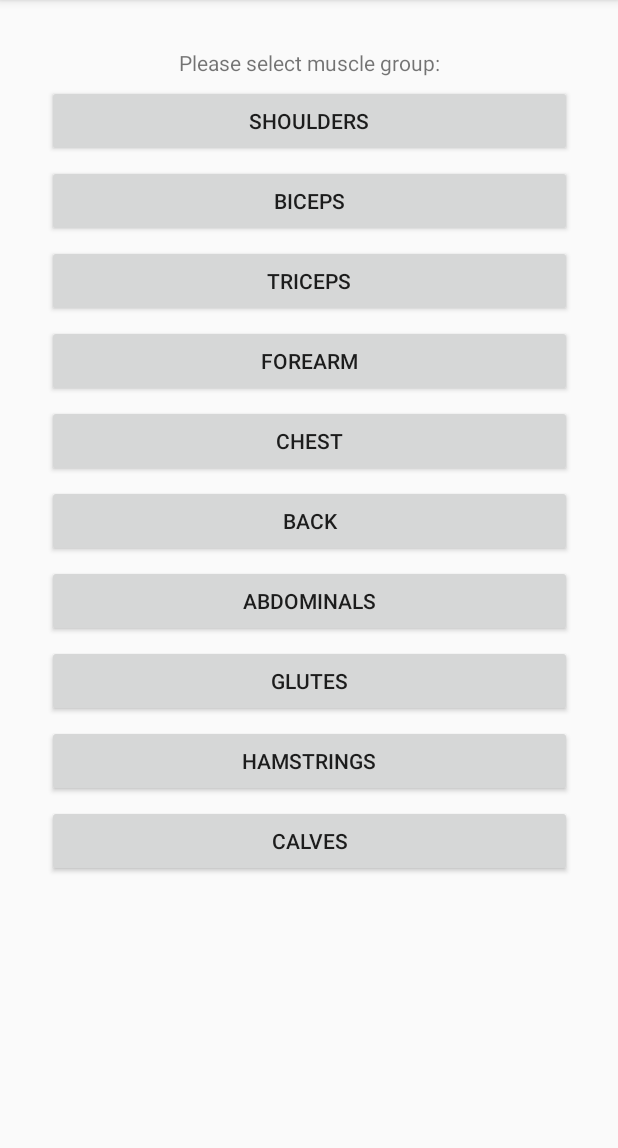
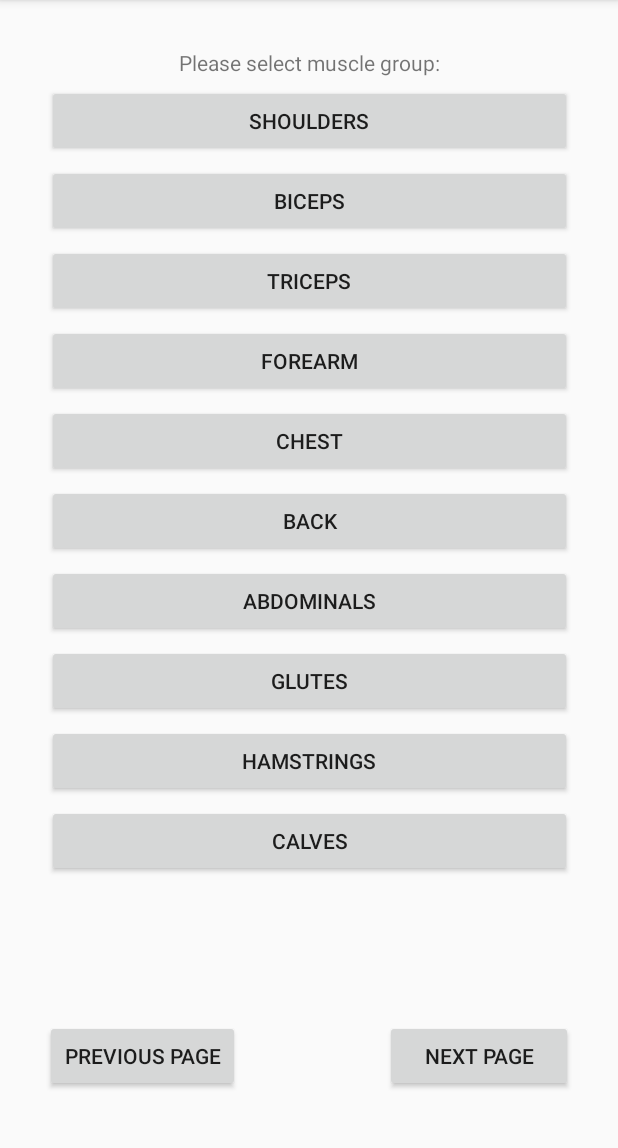
Before and after one commit to EthanTinsley/ExerciseApplication, an Android app: the BuildWorkoutsMuscleGroup screen opened directly, with no data from a screen before it, on a phone screen of 412 x 824 dp, the part 84-1232 px from its top. Run offline under Robolectric (Android 15) with nearby library versions, the phone set to English and light mode, and no system bars.

Commit message:
Add previous and next page buttons to build workouts muscle

```diff
--- a/app/src/main/AndroidManifest.xml
+++ b/app/src/main/AndroidManifest.xml
@@ -9,7 +9,8 @@
         android:roundIcon="@mipmap/ic_launcher_round"
         android:supportsRtl="true"
         android:theme="@style/Theme.FinalExerciseApplication">
-        <activity android:name=".BuildWorkoutsMuscleGroup"></activity>
+        <activity android:name=".Exercises"></activity>
+        <activity android:name=".BuildWorkoutsMuscleGroup" />
         <activity android:name=".CompletedWorkoutsPageTwo" />
         <activity android:name=".CompletedWorkouts" />
         <activity android:name=".MainActivity">
--- a/app/src/main/res/layout/activity_build_workouts_muscle_group.xml
+++ b/app/src/main/res/layout/activity_build_workouts_muscle_group.xml
@@ -5,6 +5,18 @@
     android:layout_width="match_parent"
     android:layout_height="match_parent"
     tools:context=".BuildWorkoutsMuscleGroup">
+
+    <Button
+        android:id="@+id/buildMuscleBackBtn"
+        android:layout_width="130dp"
+        android:layout_height="wrap_content"
+        android:layout_marginStart="30dp"
+        android:layout_marginTop="40dp"
+        android:layout_marginBottom="40dp"
+        android:text="@string/BackButton"
+        app:layout_constraintBottom_toBottomOf="parent"
+        app:layout_constraintStart_toStartOf="parent"
+        app:layout_constraintTop_toBottomOf="@+id/completedWorkoutButton05" />
 
     <TextView
         android:id="@+id/selectMuscle"
@@ -116,4 +128,16 @@
         app:layout_constraintEnd_toEndOf="parent"
         app:layout_constraintStart_toStartOf="parent"
         app:layout_constraintTop_toBottomOf="@+id/hmstrngBtn" />
+
+    <Button
+        android:id="@+id/buildMuscleNextBtn"
+        android:layout_width="125dp"
+        android:layout_height="wrap_content"
+        android:layout_marginTop="40dp"
+        android:layout_marginEnd="30dp"
+        android:layout_marginBottom="40dp"
+        android:text="@string/NextButton"
+        app:layout_constraintBottom_toBottomOf="parent"
+        app:layout_constraintEnd_toEndOf="parent"
+        app:layout_constraintTop_toBottomOf="@+id/completedWorkoutButton05" />
 </android.support.constraint.ConstraintLayout>
```
Also changed, not shown: app/src/main/java/com/exerciseapplication/finalexerciseapplication/Exercises.java (added, +13 -0 lines), app/src/main/res/layout/activity_exercises.xml (added, +18 -0 lines).
